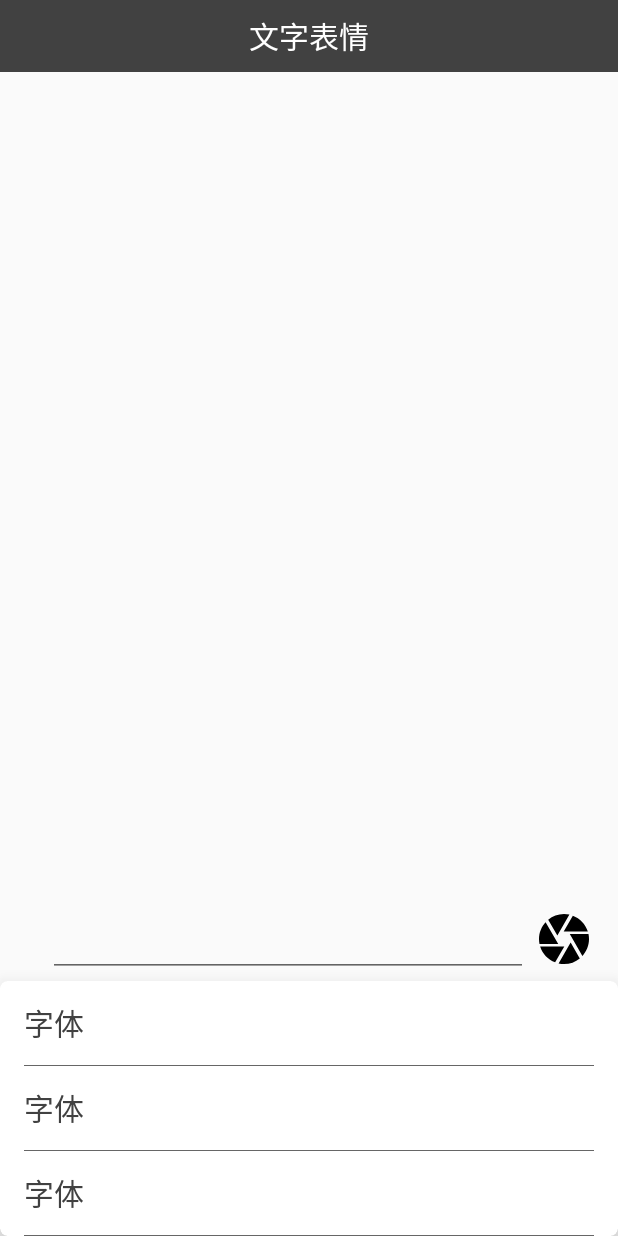
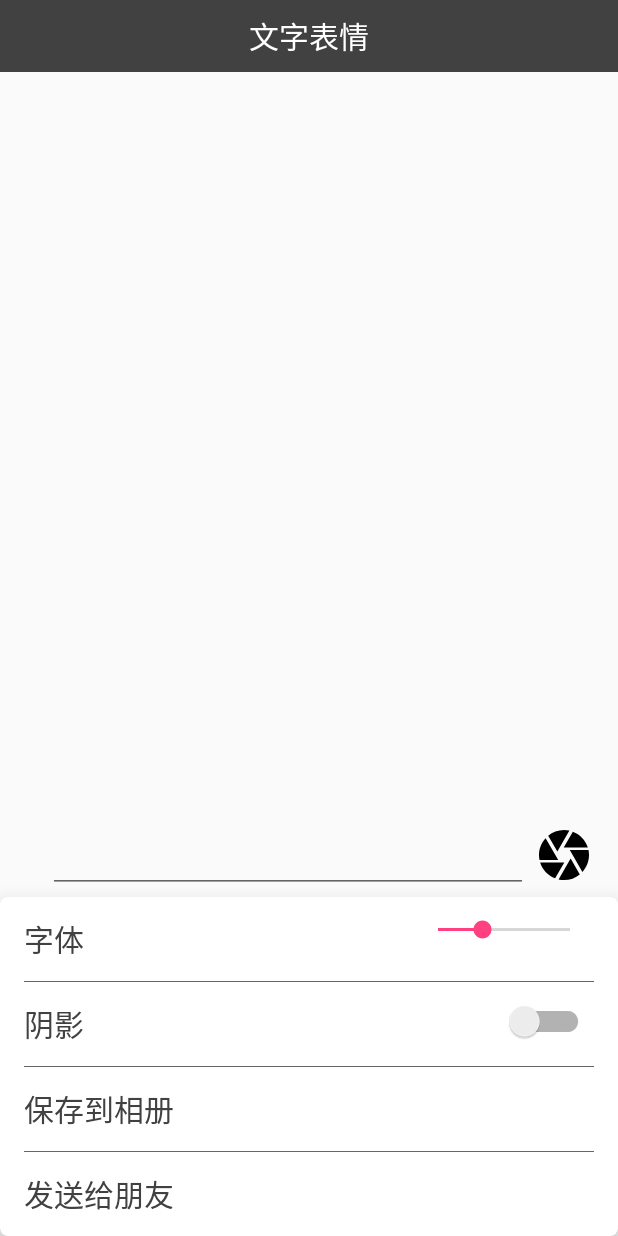
Before and after one commit to WaylonWang2020/TextEmoji, an Android app: the screen it shows after launch (EmojiActivity), after a tap on an icon or button, on a phone screen of 412 x 824 dp. Run offline under Robolectric (Android 15) with nearby library versions, the phone set to English and light mode, and no system bars; pictures from the network do not load; 1 statement that could not run was skipped.

Commit message:
Update options.
Add shadow, fontsize.

Signed-off-by: lixindong <antiless@163.com>

```diff
--- a/app/src/main/java/com/sctdroid/app/wallpapertodo/emoji/EmojiContract.java
+++ b/app/src/main/java/com/sctdroid/app/wallpapertodo/emoji/EmojiContract.java
@@ -13,7 +13,7 @@ import java.util.List;
 public class EmojiContract {
     interface Presenter extends BasePresenter {
 
-        void processInput(String inputText);
+        void processInput(String inputText, int fontSize, boolean withShadow);
     }
     interface View extends BaseView<Presenter> {
 
--- a/app/src/main/java/com/sctdroid/app/wallpapertodo/emoji/EmojiFragment.java
+++ b/app/src/main/java/com/sctdroid/app/wallpapertodo/emoji/EmojiFragment.java
@@ -9,15 +9,19 @@ import android.support.v4.app.Fragment;
 import android.support.v7.widget.CardView;
 import android.support.v7.widget.LinearLayoutManager;
 import android.support.v7.widget.RecyclerView;
+import android.support.v7.widget.SwitchCompat;
 import android.text.Editable;
 import android.text.TextUtils;
 import android.text.TextWatcher;
+import android.util.TypedValue;
 import android.view.LayoutInflater;
 import android.view.MotionEvent;
 import android.view.View;
 import android.view.ViewGroup;
 import android.view.inputmethod.InputMethodManager;
+import android.widget.CompoundButton;
 import android.widget.ImageView;
+import android.widget.SeekBar;
 import android.widget.TextView;
 import android.widget.Toast;
 
@@ -36,6 +40,8 @@ public class EmojiFragment extends Fragment implements EmojiContract.View {
     private EmojiContract.Presenter mPresenter;
     private TextInputEditText mTextInputEditText;
     private RecyclerView mRecyclerView;
+    private int mFontSize;
+    private boolean mWithShadow;
 
     @Override
     public void setPresenter(EmojiContract.Presenter presenter) {
@@ -81,7 +87,7 @@ public class EmojiFragment extends Fragment implements EmojiContract.View {
             @Override
             public void onClick(View v) {
                 String inputText = mTextInputEditText.getText().toString();
-                mPresenter.processInput(inputText);
+                mPresenter.processInput(inputText, mFontSize, mWithShadow);
             }
         });
         switchButton.setOnClickListener(new View.OnClickListener() {
@@ -142,6 +148,38 @@ public class EmojiFragment extends Fragment implements EmojiContract.View {
                 return false;
             }
         });
+
+        SeekBar seekBar = (SeekBar) root.findViewById(R.id.font_size);
+        seekBar.setOnSeekBarChangeListener(new SeekBar.OnSeekBarChangeListener() {
+            @Override
+            public void onProgressChanged(SeekBar seekBar, int progress, boolean fromUser) {
+                // if not select any item
+                    // save to member
+                mFontSize = progress == 0 ? 1 : progress;
+                // else
+                    // save to chat data
+            }
+
+            @Override
+            public void onStartTrackingTouch(SeekBar seekBar) {
+
+            }
+
+            @Override
+            public void onStopTrackingTouch(SeekBar seekBar) {
+
+            }
+        });
+
+        SwitchCompat switchCompat = (SwitchCompat) root.findViewById(R.id.shadow_switch);
+        mWithShadow = switchCompat.isChecked();
+        switchCompat.setOnCheckedChangeListener(new CompoundButton.OnCheckedChangeListener() {
+            @Override
+            public void onCheckedChanged(CompoundButton buttonView, boolean isChecked) {
+                mWithShadow = isChecked;
+            }
+        });
+
     }
 
     private void initRecyclerView(View root) {
@@ -167,7 +205,7 @@ public class EmojiFragment extends Fragment implements EmojiContract.View {
 
     /**
      * show Chats
-     * @param data
+     * @param data chat data
      */
     @Override
     public void showChats(List<ChatItem> data) {
@@ -219,6 +257,9 @@ public class EmojiFragment extends Fragment implements EmojiContract.View {
                 return;
             }
             item_content.setText(item.content);
+            if (item.fontSize > 0) {
+                item_content.setTextSize(TypedValue.COMPLEX_UNIT_SP, item.fontSize);
+            }
 /*
             Glide.with(getContext())
                     .load(item.avatarResId)
--- a/app/src/main/res/layout/fragment_emoji.xml
+++ b/app/src/main/res/layout/fragment_emoji.xml
@@ -83,6 +83,14 @@
                     android:textColor="@color/black_1"
                     android:textSize="20sp"
                     />
+                <SeekBar
+                    android:id="@+id/font_size"
+                    android:layout_width="120dp"
+                    android:layout_height="wrap_content"
+                    android:layout_alignParentEnd="true"
+                    android:max="60"
+                    android:progress="20"
+                    />
             </RelativeLayout>
             <View
                 android:layout_width="match_parent"
@@ -97,7 +105,32 @@
                     android:layout_width="wrap_content"
                     android:layout_height="wrap_content"
 
-                    android:text="@string/font_size"
+                    android:text="@string/text_shadow"
+                    android:textColor="@color/black_1"
+                    android:textSize="20sp"
+                    />
+                <android.support.v7.widget.SwitchCompat
+                    android:id="@+id/shadow_switch"
+                    android:layout_width="wrap_content"
+                    android:layout_height="wrap_content"
+                    android:layout_alignParentEnd="true"
+                    app:switchMinWidth="60dp"
+                    />
+            </RelativeLayout>
+            <View
+                android:layout_width="match_parent"
+                android:layout_height="1px"
+                android:background="#99000000" />
+            <RelativeLayout
+                android:layout_width="match_parent"
+                android:layout_height="56dp"
+                android:gravity="center_vertical"
+                >
+                <TextView
+                    android:layout_width="wrap_content"
+                    android:layout_height="wrap_content"
+
+                    android:text="@string/save_to_gallery"
                     android:textColor="@color/black_1"
                     android:textSize="20sp"
                     />
@@ -115,15 +148,12 @@
                     android:layout_width="wrap_content"
                     android:layout_height="wrap_content"
 
-                    android:text="@string/font_size"
+                    android:text="@string/send_to_friend"
                     android:textColor="@color/black_1"
                     android:textSize="20sp"
                     />
             </RelativeLayout>
-            <View
-                android:layout_width="match_parent"
-                android:layout_height="1px"
-                android:background="#99000000" />
+
         </LinearLayout>
 
     </android.support.v7.widget.CardView>
--- a/app/src/main/res/values/strings.xml
+++ b/app/src/main/res/values/strings.xml
@@ -9,4 +9,9 @@
     <string name="send">发送</string>
     <string name="empty_text">请输入内容</string>
     <string name="font_size">字体</string>
+    <string name="text_shadow">阴影</string>
+    <string name="with_shadow">有</string>
+    <string name="without_shadow">无</string>
+    <string name="save_to_gallery">保存到相册</string>
+    <string name="send_to_friend">发送给朋友</string>
 </resources>
```
Also changed, not shown: app/src/main/java/com/sctdroid/app/wallpapertodo/data/bean/ChatItem.java (+30 -6 lines), app/src/main/java/com/sctdroid/app/wallpapertodo/emoji/EmojiPresenter.java (+7 -2 lines).
